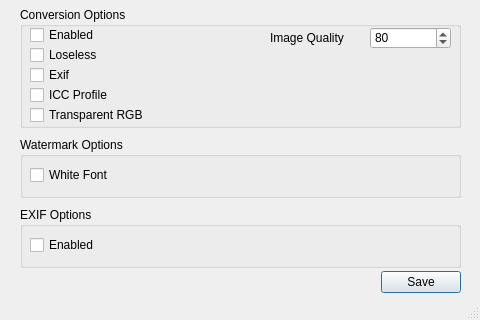
Qt form WebPConverterGUI.ui (C4NU/Paddie) before a commit; both pictures show x 0 to 480 and y 452 to 772 of the 480 by 772 pixel window.
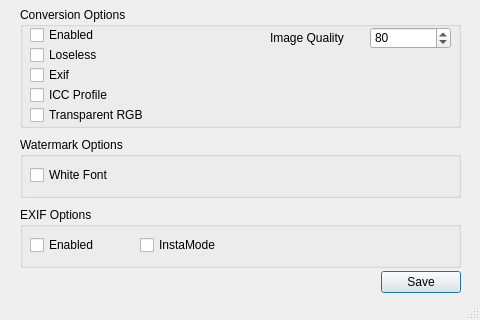
The same form after that commit. Icons and pictures are not drawn.

Commit message: Add sqaure mode for Instagram

```diff
--- a/WebPConverterGUI.ui
+++ b/WebPConverterGUI.ui
@@ -232,6 +232,19 @@
       <string>Enabled</string>
      </property>
     </widget>
+    <widget class="QCheckBox" name="EnableInstaMode">
+     <property name="geometry">
+      <rect>
+       <x>120</x>
+       <y>30</y>
+       <width>91</width>
+       <height>16</height>
+      </rect>
+     </property>
+     <property name="text">
+      <string>InstaMode</string>
+     </property>
+    </widget>
    </widget>
   </widget>
   <widget class="QMenuBar" name="menubar">
```
The commit also changes 3 other files.
